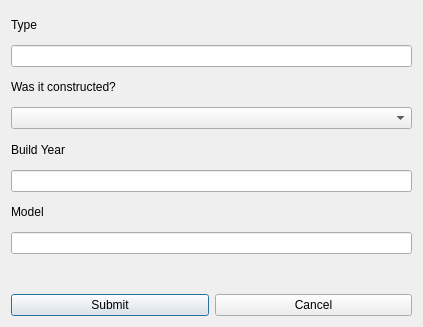
Before: the Qt Designer form addcomputer.ui in Tryggvith/vika3, drawn with Qt 5.
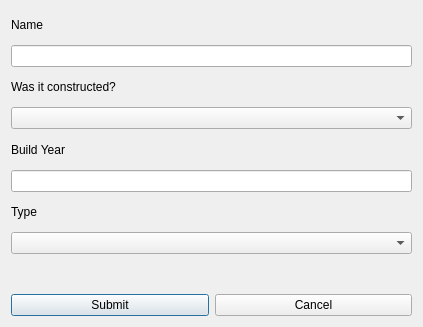
After: the same form once the commit is applied.

Commit message: (combobox fyrir computertype)

```diff
--- a/addcomputer.ui
+++ b/addcomputer.ui
@@ -23,7 +23,7 @@
    <item>
     <widget class="QLabel" name="Label_Computer_Type">
      <property name="text">
-      <string>Type</string>
+      <string>Name</string>
      </property>
     </widget>
    </item>
@@ -71,12 +71,12 @@
    <item>
     <widget class="QLabel" name="Label_Computer_Model">
      <property name="text">
-      <string>Model</string>
+      <string>Type</string>
      </property>
     </widget>
    </item>
    <item>
-    <widget class="QLineEdit" name="Input_Computer_Model"/>
+    <widget class="QComboBox" name="comboBox_type"/>
    </item>
    <item>
     <widget class="QLabel" name="label_error">
```
Left out of the diff: 4 changed lines with no effect on the pictures. The commit also changes 3 other files.
